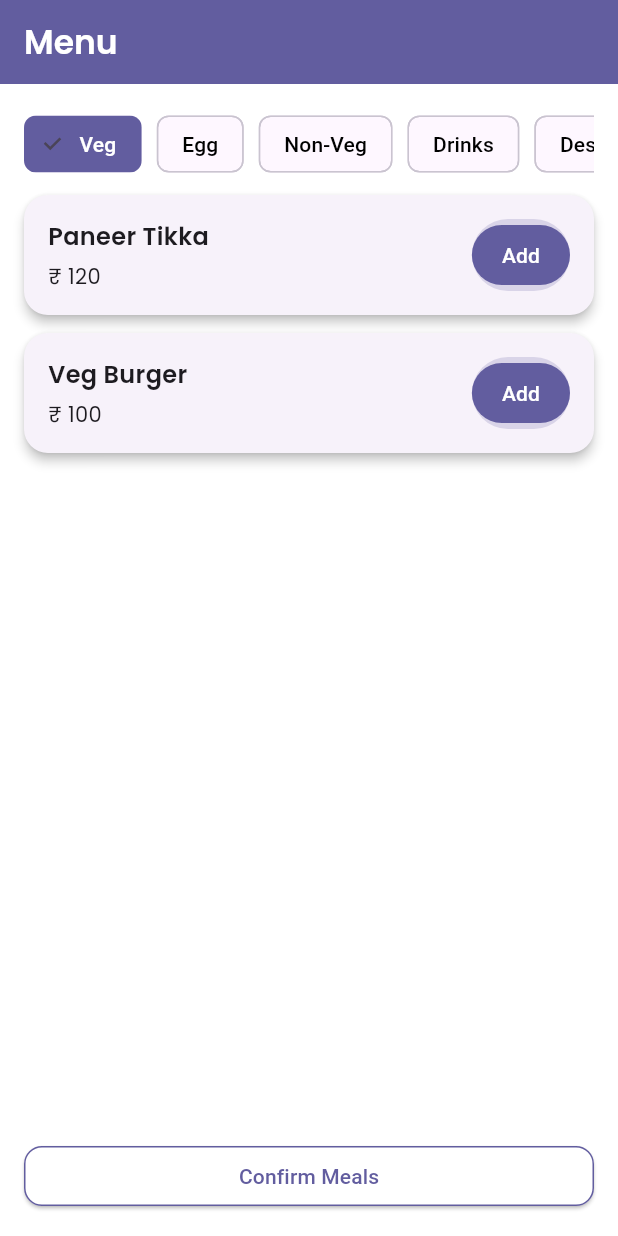
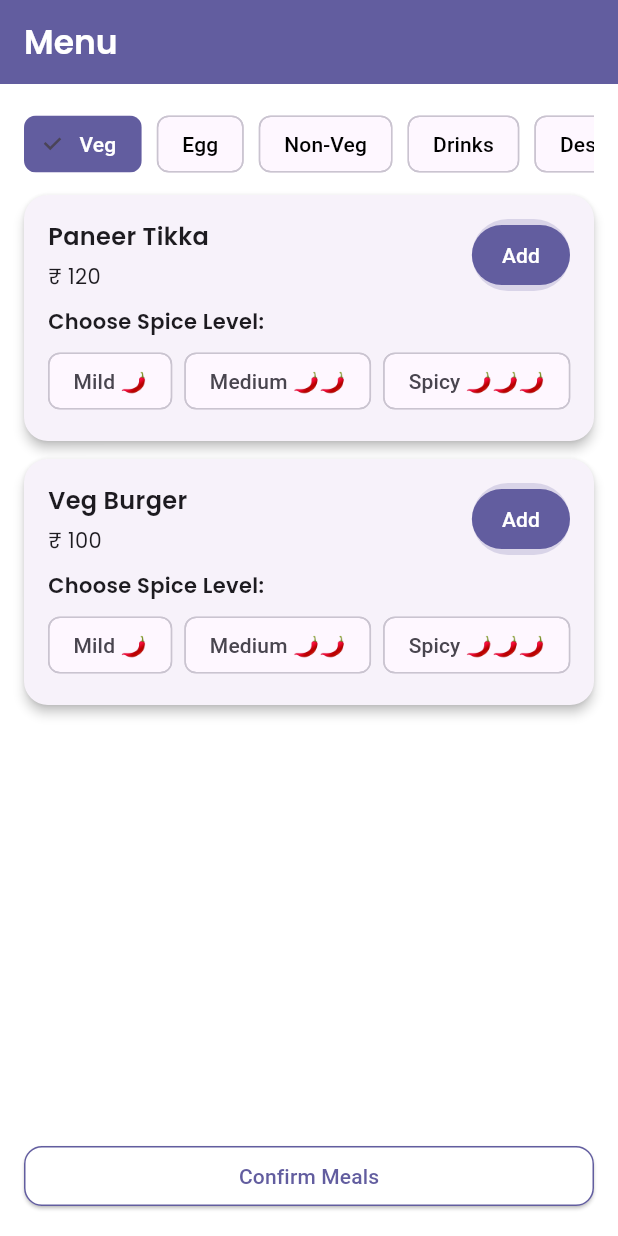
Before and after one commit to lifewalker16/Zaika, a Flutter app: the MenuPage screen opened directly, after a tap on "Veg", on a phone screen of 412 x 824 dp. Run offline on Flutter 3.47's test engine with Material 3 defaults, Android fonts, the phone set to English and light mode, and no system bars; our stand-ins replace cloud_firestore, firebase_auth, firebase_core, geolocator, google_fonts, image_picker; accounts and stored records are empty.

Commit message:
menu spice level added

```diff
--- a/lib/components/menu_page.dart
+++ b/lib/components/menu_page.dart
@@ -37,7 +37,11 @@ class _MenuPageState extends State<MenuPage> {
     ],
   };
 
+  // store count for each item
   Map<String, int> itemCounts = {};
+
+  // store spice level per item
+  Map<String, String> itemSpiceLevels = {};
 
   @override
   Widget build(BuildContext context) {
@@ -75,8 +79,9 @@ class _MenuPageState extends State<MenuPage> {
                         child: ChoiceChip(
                           label: Text(cat),
                           selected: selectedCategory == cat,
-                          onSelected: (_) =>
-                              setState(() => selectedCategory = cat),
+                          onSelected: (_) => setState(() {
+                            selectedCategory = cat;
+                          }),
                           selectedColor: const Color(0xFF625D9F),
                           labelStyle: TextStyle(
                             color: selectedCategory == cat
@@ -99,6 +104,7 @@ class _MenuPageState extends State<MenuPage> {
                 itemBuilder: (context, index) {
                   final item = items[index];
                   final count = itemCounts[item['name']] ?? 0;
+                  final selectedSpice = itemSpiceLevels[item['name']];
 
                   return Card(
                     shape: RoundedRectangleBorder(
@@ -107,10 +113,13 @@ class _MenuPageState extends State<MenuPage> {
                     elevation: 3,
                     child: Padding(
                       padding: const EdgeInsets.all(16),
-                      child: Row(
+                      child: Column(
+                        crossAxisAlignment: CrossAxisAlignment.start,
+                        children: [
+                          // Item name and price row
+                          Row(
                             mainAxisAlignment: MainAxisAlignment.spaceBetween,
                             children: [
-                          // Item details
                               Column(
                                 crossAxisAlignment: CrossAxisAlignment.start,
                                 children: [
@@ -128,11 +137,11 @@ class _MenuPageState extends State<MenuPage> {
                                   ),
                                 ],
                               ),
-
-                          // Counter / Add button
+                              // Add/Counter button
                               Container(
                                 decoration: BoxDecoration(
-                              color: const Color(0xFF625D9F).withOpacity(0.2),
+                                  color:
+                                      const Color(0xFF625D9F).withOpacity(0.2),
                                   borderRadius: BorderRadius.circular(30),
                                 ),
                                 child: Row(
@@ -147,8 +156,10 @@ class _MenuPageState extends State<MenuPage> {
                                             style: TextButton.styleFrom(
                                               backgroundColor:
                                                   const Color(0xFF625D9F),
-                                          padding: const EdgeInsets.symmetric(
-                                              horizontal: 20, vertical: 8),
+                                              padding:
+                                                  const EdgeInsets.symmetric(
+                                                      horizontal: 20,
+                                                      vertical: 8),
                                               shape: RoundedRectangleBorder(
                                                 borderRadius:
                                                     BorderRadius.circular(20),
@@ -156,17 +167,20 @@ class _MenuPageState extends State<MenuPage> {
                                             ),
                                             child: const Text(
                                               "Add",
-                                          style: TextStyle(color: Colors.white),
+                                              style: TextStyle(
+                                                  color: Colors.white),
                                             ),
                                           )
                                         : Row(
                                             children: [
                                               IconButton(
-                                            icon: const Icon(Icons.remove),
+                                                icon:
+                                                    const Icon(Icons.remove),
                                                 onPressed: () {
                                                   setState(() {
                                                     if (count > 0) {
-                                                  itemCounts[item['name']] =
+                                                      itemCounts[
+                                                              item['name']] =
                                                           count - 1;
                                                     }
                                                   });
@@ -175,7 +189,8 @@ class _MenuPageState extends State<MenuPage> {
                                               Text(
                                                 '$count',
                                                 style: const TextStyle(
-                                                fontWeight: FontWeight.bold),
+                                                    fontWeight:
+                                                        FontWeight.bold),
                                               ),
                                               IconButton(
                                                 icon: const Icon(Icons.add),
@@ -193,17 +208,75 @@ class _MenuPageState extends State<MenuPage> {
                               ),
                             ],
                           ),
+
+                          const SizedBox(height: 10),
+
+                          // 🌶 Spice level (only for Veg, Egg, Non-Veg)
+                          if (['Veg', 'Egg', 'Non-Veg']
+                              .contains(selectedCategory))
+                            Column(
+                              crossAxisAlignment: CrossAxisAlignment.start,
+                              children: [
+                                Text(
+                                  "Choose Spice Level:",
+                                  style: GoogleFonts.poppins(
+                                    fontWeight: FontWeight.w600,
+                                    fontSize: 14,
+                                  ),
+                                ),
+                                const SizedBox(height: 6),
+                                Row(
+                                  children: [
+                                    ChoiceChip(
+                                      label: const Text("Mild 🌶"),
+                                      selected: selectedSpice == "Mild",
+                                      onSelected: (_) => setState(() =>
+                                          itemSpiceLevels[item['name']] =
+                                              "Mild"),
+                                      selectedColor: Colors.orangeAccent,
+                                    ),
+                                    const SizedBox(width: 8),
+                                    ChoiceChip(
+                                      label: const Text("Medium 🌶🌶"),
+                                      selected: selectedSpice == "Medium",
+                                      onSelected: (_) => setState(() =>
+                                          itemSpiceLevels[item['name']] =
+                                              "Medium"),
+                                      selectedColor: Colors.deepOrangeAccent,
+                                    ),
+                                    const SizedBox(width: 8),
+                                    ChoiceChip(
+                                      label: const Text("Spicy 🌶🌶🌶"),
+                                      selected: selectedSpice == "Spicy",
+                                      onSelected: (_) => setState(() =>
+                                          itemSpiceLevels[item['name']] =
+                                              "Spicy"),
+                                      selectedColor: Colors.redAccent,
+                                    ),
+                                  ],
+                                ),
+                              ],
+                            ),
+                        ],
+                      ),
                     ),
                   );
                 },
               ),
             ),
 
-            // Confirm Order
+            // Confirm Order button
             SizedBox(
               width: double.infinity,
               child: ElevatedButton(
-                onPressed: () {},
+                onPressed: () {
+                  // print all selected items, counts, and spice levels
+                  for (var item in itemCounts.keys) {
+                    final count = itemCounts[item];
+                    final spice = itemSpiceLevels[item] ?? 'N/A';
+                    debugPrint('$item - Qty: $count, Spice: $spice');
+                  }
+                },
                 style: ElevatedButton.styleFrom(
                   backgroundColor: Colors.white,
                   side: const BorderSide(color: Color(0xFF625D9F)),
```
Lines whose indentation alone changed are shown as unchanged.
